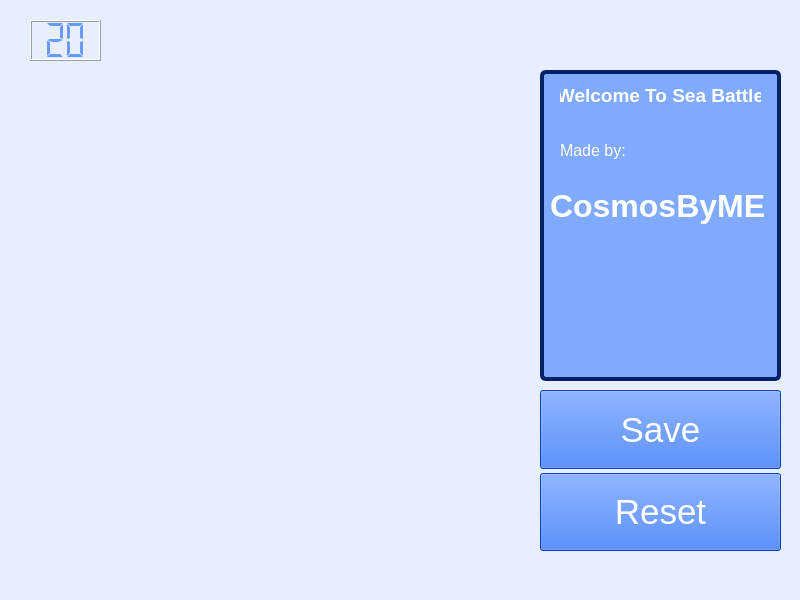
Above: shipselectingwindow.ui from megarevenge/GameBox before the change. Below: the same form after it.
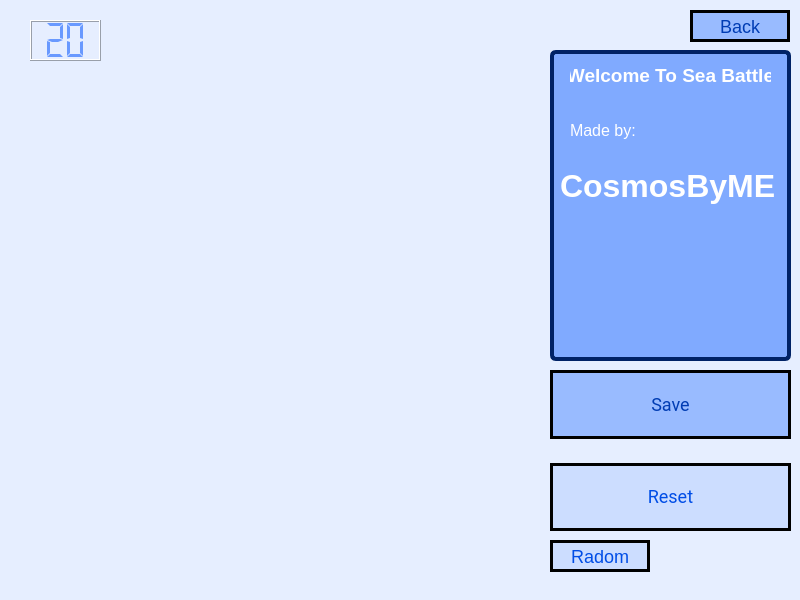
That is the form after the change.

What changed in the file:
```diff
--- a/shipselectingwindow.ui
+++ b/shipselectingwindow.ui
@@ -23,8 +23,8 @@
    <widget class="QWidget" name="verticalLayoutWidget">
     <property name="geometry">
      <rect>
-      <x>540</x>
-      <y>390</y>
+      <x>550</x>
+      <y>370</y>
       <width>241</width>
       <height>161</height>
      </rect>
@@ -49,20 +49,42 @@
        </property>
        <property name="font">
         <font>
-         <pointsize>26</pointsize>
+         <family>Roboto</family>
+         <pointsize>-1</pointsize>
         </font>
        </property>
        <property name="cursor">
         <cursorShape>PointingHandCursor</cursorShape>
        </property>
        <property name="styleSheet">
-        <string notr="true">background-color: #0055ff;color: white</string>
+        <string notr="true">QPushButton{
+  font-family: &quot;Roboto&quot;, cursive, sans-serif;
+  color: #003cb3;
+  padding: 0.7em 1.7em;
+  font-size: 18px;
+  border-radius: 0.5em;
+  background: #99bbff;
+  border: 3px solid #000000;
+}</string>
        </property>
        <property name="text">
         <string>Save</string>
        </property>
       </widget>
      </item>
+     <item>
+      <spacer name="horizontalSpacer">
+       <property name="orientation">
+        <enum>Qt::Orientation::Horizontal</enum>
+       </property>
+       <property name="sizeHint" stdset="0">
+        <size>
+         <width>40</width>
+         <height>20</height>
+        </size>
+       </property>
+      </spacer>
+     </item>
      <item>
       <widget class="QPushButton" name="reset">
        <property name="sizePolicy">
@@ -73,11 +95,20 @@
        </property>
        <property name="font">
         <font>
-         <pointsize>26</pointsize>
+         <family>Roboto</family>
+         <pointsize>-1</pointsize>
         </font>
        </property>
        <property name="styleSheet">
-        <string notr="true">background-color: #0055ff; color: white</string>
+        <string notr="true">QPushButton{
+  font-family: &quot;Roboto&quot;, cursive, sans-serif;
+  color: #004de6;
+  padding: 0.7em 1.7em;
+  font-size: 18px;
+  border-radius: 0.5em;
+  background: #ccddff;
+  border: 3px solid #000000;
+}</string>
        </property>
        <property name="text">
         <string>Reset</string>
@@ -89,8 +120,8 @@
    <widget class="QFrame" name="about">
     <property name="geometry">
      <rect>
-      <x>540</x>
-      <y>70</y>
+      <x>550</x>
+      <y>50</y>
       <width>241</width>
       <height>311</height>
      </rect>
@@ -212,6 +243,52 @@
      </rect>
     </property>
    </widget>
+   <widget class="QPushButton" name="back">
+    <property name="geometry">
+     <rect>
+      <x>690</x>
+      <y>10</y>
+      <width>100</width>
+      <height>32</height>
+     </rect>
+    </property>
+    <property name="styleSheet">
+     <string notr="true">QPushButton{
+  font-family: &quot;Roboto&quot;, cursive, sans-serif;
+  color: #003cb3;
+  font-size: 18px;
+  border-radius: 0.5em;
+  background: #99bbff;
+  border: 3px solid #000000;
+}</string>
+    </property>
+    <property name="text">
+     <string>Back</string>
+    </property>
+   </widget>
+   <widget class="QPushButton" name="random">
+    <property name="geometry">
+     <rect>
+      <x>550</x>
+      <y>540</y>
+      <width>100</width>
+      <height>32</height>
+     </rect>
+    </property>
+    <property name="styleSheet">
+     <string notr="true">QPushButton{
+  font-family: &quot;Roboto&quot;, cursive, sans-serif;
+  color: #004de6;
+  font-size: 18px;
+  border-radius: 0.5em;
+  background: #ccddff;
+  border: 3px solid #000000;
+}</string>
+    </property>
+    <property name="text">
+     <string>Radom</string>
+    </property>
+   </widget>
   </widget>
  </widget>
  <resources/>
```
